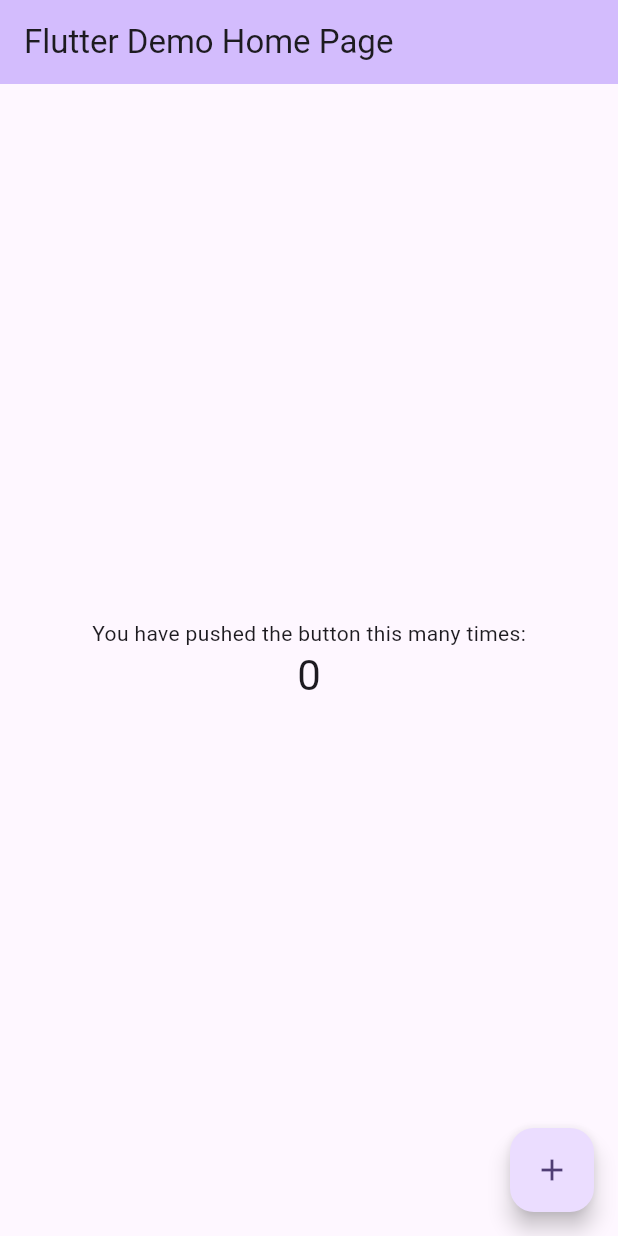
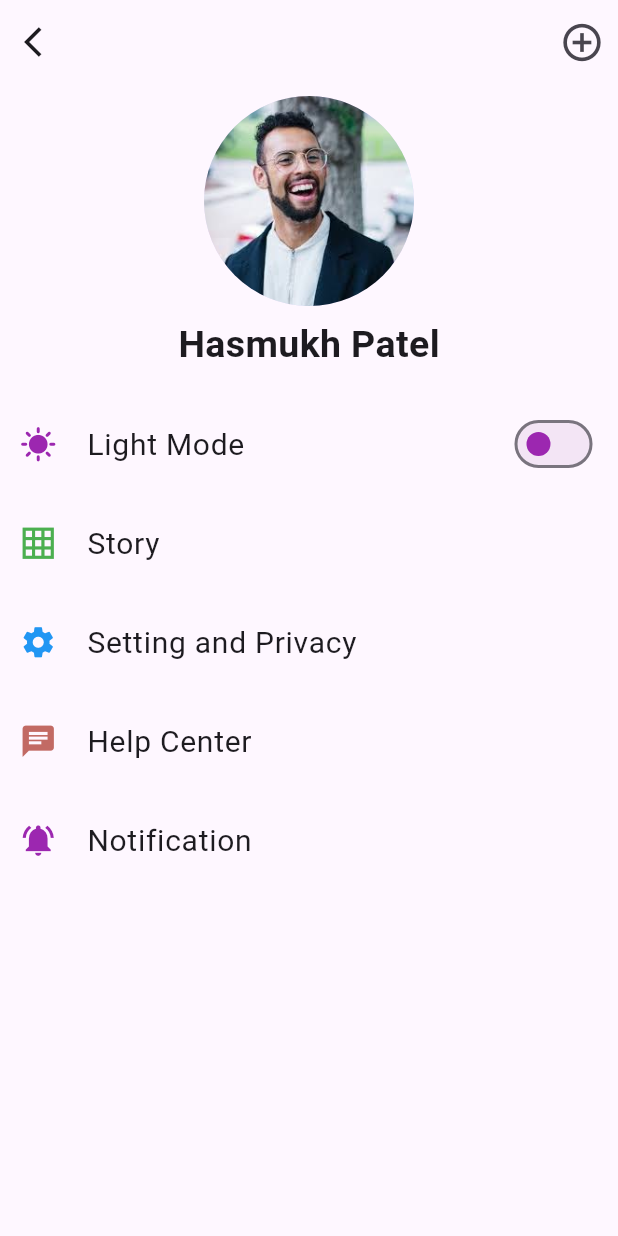
Before and after one commit to Dipeshmaurya1/AdvFlutterCh1, a Flutter app: the screen it shows after launch, on a phone screen of 412 x 824 dp. Run offline on Flutter 3.47's test engine with Material 3 defaults, Android fonts, the phone set to English and light mode, and no system bars.

Commit message:
10-07-24

```diff
--- /dev/null
+++ b/lib/Screens/DailyTask/Task 1.4/Provider/theme_change_provider.dart
@@ -0,0 +1,14 @@
+import 'package:flutter/material.dart';
+
+class ChangeThemeProvider extends ChangeNotifier {
+  bool isDark = false;
+ bool darkMode = false;
+  void changeTheme(bool value) {
+    isDark = value;
+    notifyListeners();
+  }
+  void changeName(bool value) {
+    darkMode = value;
+    notifyListeners();
+  }
+}
--- /dev/null
+++ b/lib/Screens/DailyTask/Task 1.4/View/Component/ListTile.dart
@@ -0,0 +1,48 @@
+import 'package:flutter/material.dart';
+import 'package:provider/provider.dart';
+
+import '../../Provider/theme_change_provider.dart';
+
+
+class ListTiles extends StatelessWidget {
+  const ListTiles({
+    super.key,
+    required this.name,
+    required this.icon,
+    required this.isSwitchWant,
+    required this.color,
+  });
+  final String name;
+  final IconData icon;
+  final bool isSwitchWant;
+  final Color color;
+  @override
+  Widget build(BuildContext context) {
+    return ListTile(
+      horizontalTitleGap: 20,
+      contentPadding: EdgeInsets.all(5),
+      // minVerticalPadding: 25,
+      leading: Icon(
+        icon,size: 25,
+        color: color,
+      ),
+      title: Text(
+        name,
+        style: TextStyle(fontSize: 20),
+      ),
+      trailing: (isSwitchWant)
+          ? Switch(
+        activeColor: Colors.amberAccent,
+        inactiveThumbColor: Colors.purple,
+        inactiveTrackColor: Colors.purple.shade50,
+        value: Provider.of<ChangeThemeProvider>(context, listen: true)
+            .isDark,
+        onChanged: (value) {
+          Provider.of<ChangeThemeProvider>(context, listen: false)
+              .changeTheme(value);
+        },
+      )
+          : null,
+    );
+  }
+}
--- /dev/null
+++ b/lib/Screens/DailyTask/Task 1.4/View/HomePage.dart
@@ -0,0 +1,89 @@
+import 'package:flutter/material.dart';
+import 'package:provider/provider.dart';
+
+import '../../Task 1.1/View/switchDarkTheme_toLightTheme.dart';
+import '../Provider/theme_change_provider.dart';
+import 'Component/ListTile.dart';
+
+class ChangeThemeScreen extends StatelessWidget {
+  const ChangeThemeScreen({super.key});
+
+  @override
+  Widget build(BuildContext context) {
+    return Scaffold(
+      appBar: AppBar(
+        leading: IconButton(
+          onPressed: () {},
+          icon: Icon(
+            Icons.arrow_back_ios,
+          ),
+        ),
+        actions: [
+          IconButton(
+              onPressed: () {},
+              icon: Icon(
+                Icons.add_circle_outline_outlined,
+                size: 30,
+              ))
+        ],
+      ),
+      body: Center(
+        child: Padding(
+          padding: const EdgeInsets.all(8.0),
+          child: Column(
+            crossAxisAlignment: CrossAxisAlignment.center,
+            children: [
+              CircleAvatar(
+                radius: 70,
+                backgroundImage: AssetImage('assets/image/hasmukh.jpeg'),
+              ),
+              SizedBox(height: 8,),
+              Text('Hasmukh Patel',style: TextStyle(fontSize: 25,fontWeight: FontWeight.bold),),
+              SizedBox(height: 15,),
+              ListTiles(
+                name: Provider.of<ChangeThemeProvider>(context, listen: true).darkMode
+                    ? 'Dark Mode'
+                    : 'Light Mode',
+                icon: Provider.of<ChangeThemeProvider>(context, listen: true).isDark
+                    ? Icons.mode_night
+                    : Icons.sunny,
+                color: Provider.of<ChangeThemeProvider>(context, listen: true).isDark
+                    ? Colors.amber
+                    : Colors.purple,
+                isSwitchWant: true,
+              ),
+              ListTiles(
+                  name: "Story",
+                  color: Provider.of<ChangeThemeProvider>(context, listen: true).isDark
+                      ? Colors.blue
+                      : Colors.green,
+                  icon: Icons.grid_on_sharp,
+                  isSwitchWant: false),
+              ListTiles(
+                  name: "Setting and Privacy",
+                  icon: Icons.settings,
+                  color: Provider.of<ChangeThemeProvider>(context, listen: true).isDark
+                      ? Colors.pinkAccent
+                      : Colors.blue,
+                  isSwitchWant: false),
+              ListTiles(
+                  name: "Help Center",
+                  color: Provider.of<ChangeThemeProvider>(context, listen: true).isDark
+                      ? Color(0xffC9BC5C)
+                      : Color(0xffC26A64),
+                  icon: Icons.chat,
+                  isSwitchWant: false),
+              ListTiles(
+                  name: "Notification",
+                  color: Provider.of<ChangeThemeProvider>(context, listen: true).isDark
+                      ? Colors.amber
+                      : Colors.purple,
+                  icon: Icons.notifications_active,
+                  isSwitchWant: false),
+            ],
+          ),
+        ),
+      ),
+    );
+  }
+}
--- a/lib/main.dart
+++ b/lib/main.dart
@@ -1,125 +1,27 @@
 import 'package:flutter/material.dart';
-
-void main() {
-  runApp(const MyApp());
+import 'package:provider/provider.dart';
+import 'Screens/DailyTask/Task 1.1/View/switchDarkTheme_toLightTheme.dart';
+import 'Screens/DailyTask/Task 1.4/Provider/theme_change_provider.dart';
+import 'Screens/DailyTask/Task 1.4/View/HomePage.dart';
+void main(){
+  runApp(MyApp());
 }
-
 class MyApp extends StatelessWidget {
   const MyApp({super.key});
 
-  // This widget is the root of your application.
   @override
   Widget build(BuildContext context) {
-    return MaterialApp(
-      title: 'Flutter Demo',
-      theme: ThemeData(
-        // This is the theme of your application.
-        //
-        // TRY THIS: Try running your application with "flutter run". You'll see
-        // the application has a purple toolbar. Then, without quitting the app,
-        // try changing the seedColor in the colorScheme below to Colors.green
-        // and then invoke "hot reload" (save your changes or press the "hot
-        // reload" button in a Flutter-supported IDE, or press "r" if you used
-        // the command line to start the app).
-        //
-        // Notice that the counter didn't reset back to zero; the application
-        // state is not lost during the reload. To reset the state, use hot
-        // restart instead.
-        //
-        // This works for code too, not just values: Most code changes can be
-        // tested with just a hot reload.
-        colorScheme: ColorScheme.fromSeed(seedColor: Colors.deepPurple),
-        useMaterial3: true,
+    return ChangeNotifierProvider(
+      create: (context) => ChangeThemeProvider(),
+      builder: (context, child) =>  MaterialApp(
+        theme: ThemeData.light(),
+        darkTheme: ThemeData.dark(),
+        themeMode: Provider.of<ChangeThemeProvider>(context).isDark
+            ? ThemeMode.dark
+            : ThemeMode.light,
+        debugShowCheckedModeBanner: false,
+        home: ChangeThemeScreen(),
       ),
-      home: const MyHomePage(title: 'Flutter Demo Home Page'),
     );
   }
 }
-
-class MyHomePage extends StatefulWidget {
-  const MyHomePage({super.key, required this.title});
-
-  // This widget is the home page of your application. It is stateful, meaning
-  // that it has a State object (defined below) that contains fields that affect
-  // how it looks.
-
-  // This class is the configuration for the state. It holds the values (in this
-  // case the title) provided by the parent (in this case the App widget) and
-  // used by the build method of the State. Fields in a Widget subclass are
-  // always marked "final".
-
-  final String title;
-
-  @override
-  State<MyHomePage> createState() => _MyHomePageState();
-}
-
-class _MyHomePageState extends State<MyHomePage> {
-  int _counter = 0;
-
-  void _incrementCounter() {
-    setState(() {
-      // This call to setState tells the Flutter framework that something has
-      // changed in this State, which causes it to rerun the build method below
-      // so that the display can reflect the updated values. If we changed
-      // _counter without calling setState(), then the build method would not be
-      // called again, and so nothing would appear to happen.
-      _counter++;
-    });
-  }
-
-  @override
-  Widget build(BuildContext context) {
-    // This method is rerun every time setState is called, for instance as done
-    // by the _incrementCounter method above.
-    //
-    // The Flutter framework has been optimized to make rerunning build methods
-    // fast, so that you can just rebuild anything that needs updating rather
-    // than having to individually change instances of widgets.
-    return Scaffold(
-      appBar: AppBar(
-        // TRY THIS: Try changing the color here to a specific color (to
-        // Colors.amber, perhaps?) and trigger a hot reload to see the AppBar
-        // change color while the other colors stay the same.
-        backgroundColor: Theme.of(context).colorScheme.inversePrimary,
-        // Here we take the value from the MyHomePage object that was created by
-        // the App.build method, and use it to set our appbar title.
-        title: Text(widget.title),
-      ),
-      body: Center(
-        // Center is a layout widget. It takes a single child and positions it
-        // in the middle of the parent.
-        child: Column(
-          // Column is also a layout widget. It takes a list of children and
-          // arranges them vertically. By default, it sizes itself to fit its
-          // children horizontally, and tries to be as tall as its parent.
-          //
-          // Column has various properties to control how it sizes itself and
-          // how it positions its children. Here we use mainAxisAlignment to
-          // center the children vertically; the main axis here is the vertical
-          // axis because Columns are vertical (the cross axis would be
-          // horizontal).
-          //
-          // TRY THIS: Invoke "debug painting" (choose the "Toggle Debug Paint"
-          // action in the IDE, or press "p" in the console), to see the
-          // wireframe for each widget.
-          mainAxisAlignment: MainAxisAlignment.center,
-          children: <Widget>[
-            const Text(
-              'You have pushed the button this many times:',
-            ),
-            Text(
-              '$_counter',
-              style: Theme.of(context).textTheme.headlineMedium,
-            ),
-          ],
-        ),
-      ),
-      floatingActionButton: FloatingActionButton(
-        onPressed: _incrementCounter,
-        tooltip: 'Increment',
-        child: const Icon(Icons.add),
-      ), // This trailing comma makes auto-formatting nicer for build methods.
-    );
-  }
-}
--- a/pubspec.yaml
+++ b/pubspec.yaml
@@ -35,6 +35,7 @@ dependencies:
   # The following adds the Cupertino Icons font to your application.
   # Use with the CupertinoIcons class for iOS style icons.
   cupertino_icons: ^1.0.6
+  provider: ^6.1.2
 
 dev_dependencies:
   flutter_test:
@@ -62,6 +63,8 @@ flutter:
   # assets:
   #   - images/a_dot_burr.jpeg
   #   - images/a_dot_ham.jpeg
+  assets:
+    - assets/image/
 
   # An image asset can refer to one or more resolution-specific "variants", see
   # https://flutter.dev/assets-and-images/#resolution-aware
```
Also changed, not shown: lib/Screens/DailyTask/Task 1.2/View/screen_1.dart (added, +120 -0 lines), lib/Utils/global.dart (added, +7 -0 lines), assets/image/hasmukh.jpeg (added), lib/Screens/DailyTask/Task 1.1/View/switchDarkTheme_toLightTheme.dart (renamed from lib/Component/DailyTaskDay1/switchDarkTheme_toLightTheme.dart), pubspec.lock.
